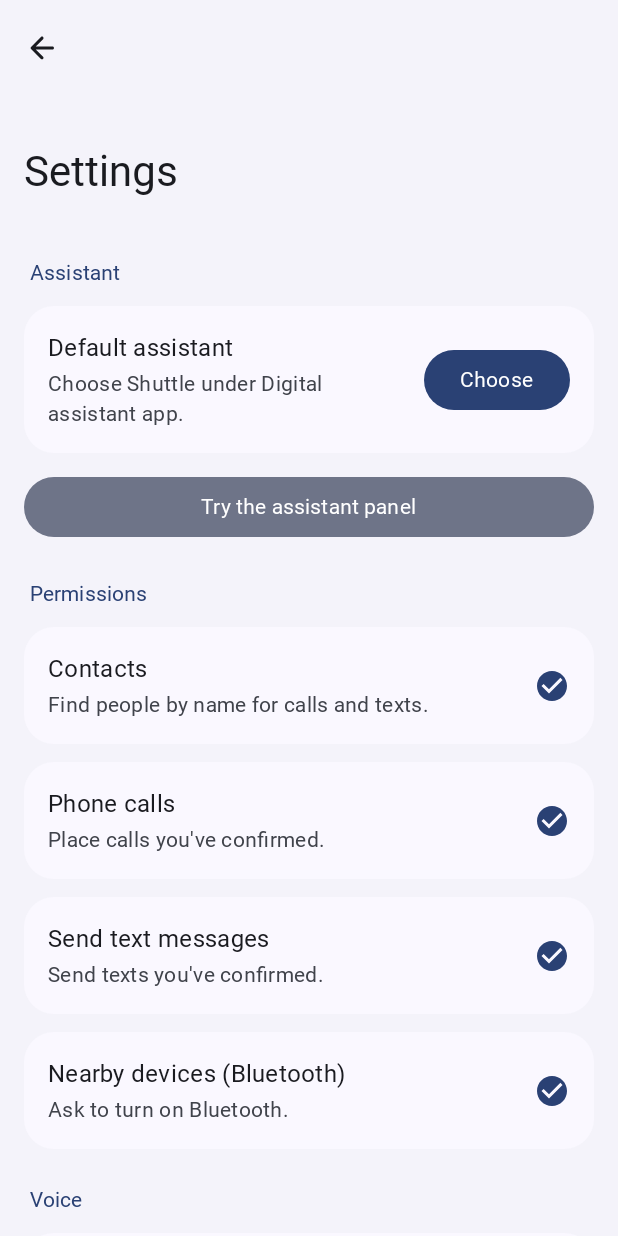
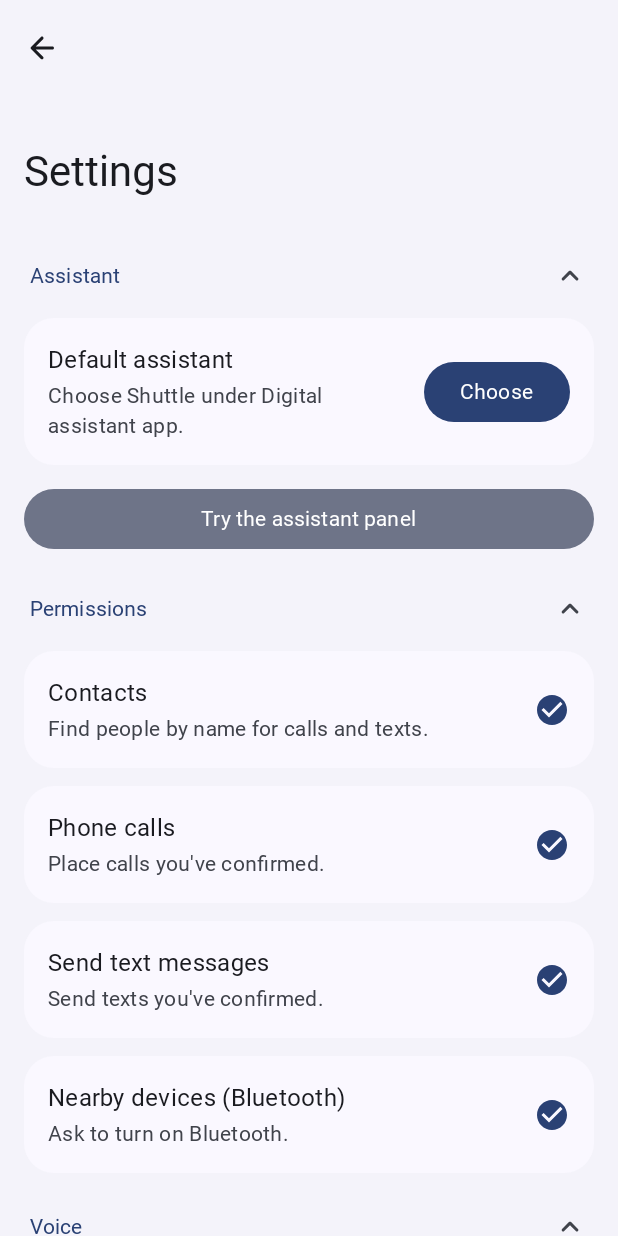
Before and after one commit to jawsh207/Shuttle, an Android app built with Jetpack Compose: the screen it shows after launch (MainActivity), after a tap on "Settings", on a phone screen of 412 x 824 dp. Run offline under Robolectric (Android 15) with nearby library versions, the phone set to English and light mode, and no system bars; Roboto replaces fonts that are not available here; 1 other tap on this screen came first.

Commit message:
Let Settings sections collapse
Each section heading (Assistant, Permissions, Voice, Special access) now
folds its rows away with a chevron that turns as it opens and closes.
While folded, the heading shows a one-line summary ("3 of 4 allowed",
"Listens with Distillery"), so nothing needs opening to check it. The
open or closed state survives rotation and trips to system Settings.

```diff
--- a/app/src/main/java/app/shuttle/assistant/ui/SettingsScreen.kt
+++ b/app/src/main/java/app/shuttle/assistant/ui/SettingsScreen.kt
@@ -6,6 +6,15 @@ import android.os.Build
 import android.provider.Settings
 import androidx.activity.compose.rememberLauncherForActivityResult
 import androidx.activity.result.contract.ActivityResultContracts
+import androidx.compose.animation.AnimatedVisibility
+import androidx.compose.animation.core.animateFloatAsState
+import androidx.compose.foundation.clickable
+import androidx.compose.foundation.layout.ColumnScope
+import androidx.compose.material.icons.rounded.ExpandMore
+import androidx.compose.runtime.mutableStateOf
+import androidx.compose.runtime.saveable.rememberSaveable
+import androidx.compose.ui.draw.clip
+import androidx.compose.ui.draw.rotate
 import androidx.compose.foundation.layout.Arrangement
 import androidx.compose.foundation.layout.Column
 import androidx.compose.foundation.layout.Row
@@ -54,7 +63,8 @@ import app.shuttle.assistant.voice.VoicePrefs
  *
  * Nothing here is required up front. Each tool also asks for its own access the first time
  * it's used; this screen is for granting things ahead of time and checking what's on. Every
- * status is re-read when the user comes back from a system Settings page.
+ * status is re-read when the user comes back from a system Settings page. Each section
+ * collapses from its heading and shows a one-line summary while closed.
  */
 @Composable
 fun SettingsScreen(onBack: () -> Unit) {
@@ -70,6 +80,11 @@ fun SettingsScreen(onBack: () -> Unit) {
     val scroll = TopAppBarDefaults.exitUntilCollapsedScrollBehavior()
     val scrollState = rememberScrollState()
     val voicePrefs = remember { VoicePrefs(context) }
+    // Which sections are open. Outside key(refresh), so returning from Settings keeps them.
+    var assistantOpen by rememberSaveable { mutableStateOf(true) }
+    var permissionsOpen by rememberSaveable { mutableStateOf(true) }
+    var voiceOpen by rememberSaveable { mutableStateOf(true) }
+    var specialOpen by rememberSaveable { mutableStateOf(true) }
     Scaffold(
         modifier = Modifier.nestedScroll(scroll.nestedScrollConnection),
         topBar = {
@@ -92,7 +107,12 @@ fun SettingsScreen(onBack: () -> Unit) {
             // key(refresh): re-read every status after the user comes back from Settings.
             key(refresh) {
                 val isAssistant = context.getSystemService(RoleManager::class.java).isRoleHeld(RoleManager.ROLE_ASSISTANT)
-                Section("Assistant")
+                Section(
+                    "Assistant",
+                    summary = if (isAssistant) "Shuttle is your digital assistant" else "Not set as your digital assistant",
+                    expanded = assistantOpen,
+                    onToggle = { assistantOpen = !assistantOpen },
+                ) {
                     SetupRow(
                         title = "Default assistant",
                         detail = if (isAssistant) {
@@ -110,8 +130,8 @@ fun SettingsScreen(onBack: () -> Unit) {
                         onClick = { context.startActivity(Intent(context, AssistActivity::class.java)) },
                         modifier = Modifier.fillMaxWidth(),
                     ) { Text("Try the assistant panel") }
+                }
 
-                Section("Permissions")
                 val runtime = buildList {
                     add(Access.CONTACTS to "Find people by name for calls and texts.")
                     add(Access.PHONE to "Place calls you've confirmed.")
@@ -120,19 +140,38 @@ fun SettingsScreen(onBack: () -> Unit) {
                         add(Access.NEARBY_DEVICES to "Ask to turn on Bluetooth.")
                     }
                 }
+                Section(
+                    "Permissions",
+                    summary = allowedSummary(runtime.count { context.hasAccess(it.first) }, runtime.size),
+                    expanded = permissionsOpen,
+                    onToggle = { permissionsOpen = !permissionsOpen },
+                ) {
                     for ((access, why) in runtime) {
-                    val granted = context.hasAccess(access)
-                    SetupRow(access.label, why, granted, "Allow") { permissions.launch(access.permissions.toTypedArray()) }
+                        SetupRow(access.label, why, context.hasAccess(access), "Allow") {
+                            permissions.launch(access.permissions.toTypedArray())
+                        }
+                    }
                 }
 
-                Section("Voice")
                 val recognizers = VoicePrefs.recognizers(context)
                 val current = VoicePrefs.currentRecognizer(context)
                 val engines = VoicePrefs.ttsEngines(context)
+                val micOk = context.hasAccess(Access.MICROPHONE)
+                Section(
+                    "Voice",
+                    summary = when {
+                        recognizers.isEmpty() -> "No speech recogniser installed"
+                        !micOk -> "Microphone not allowed yet"
+                        current != null -> "Listens with $current"
+                        else -> "Uses your default voice input"
+                    },
+                    expanded = voiceOpen,
+                    onToggle = { voiceOpen = !voiceOpen },
+                ) {
                     SetupRow(
                         Access.MICROPHONE.label,
                         "Lets your speech recogniser hear you. Shuttle never records on its own.",
-                    context.hasAccess(Access.MICROPHONE),
+                        micOk,
                         "Allow",
                     ) { permissions.launch(Access.MICROPHONE.permissions.toTypedArray()) }
                     SetupRow(
@@ -161,12 +200,18 @@ fun SettingsScreen(onBack: () -> Unit) {
                         voicePrefs.speakReplies = it
                         refresh++
                     }
+                }
 
-                Section("Special access")
                 val special = listOf(
                     Access.DO_NOT_DISTURB to "Turn Do Not Disturb and silent mode on and off.",
                     Access.SYSTEM_SETTINGS to "Change brightness and auto-rotate.",
                 )
+                Section(
+                    "Special access",
+                    summary = allowedSummary(special.count { context.hasAccess(it.first) }, special.size),
+                    expanded = specialOpen,
+                    onToggle = { specialOpen = !specialOpen },
+                ) {
                     for ((access, why) in special) {
                         SetupRow(access.label, why, context.hasAccess(access), "Open") {
                             context.accessSettingsIntent(access)?.let { context.startActivity(it) }
@@ -177,21 +222,59 @@ fun SettingsScreen(onBack: () -> Unit) {
                             "so Shuttle opens the system panel for you to tap.",
                         style = MaterialTheme.typography.bodySmall,
                         color = MaterialTheme.colorScheme.onSurfaceVariant,
-                    modifier = Modifier.padding(horizontal = 4.dp, vertical = 8.dp),
+                        modifier = Modifier.padding(horizontal = 4.dp, vertical = 4.dp),
                     )
                 }
             }
         }
     }
+}
 
+private fun allowedSummary(allowed: Int, total: Int) = when (allowed) {
+    total -> "All allowed"
+    0 -> "None allowed yet"
+    else -> "$allowed of $total allowed"
+}
+
+/**
+ * A section heading that collapses its rows: tap the heading (or its chevron) to hide or show
+ * them. While collapsed, [summary] says how things stand, so nothing needs opening to check.
+ */
 @Composable
-private fun Section(title: String) {
-    Text(
-        title,
-        style = MaterialTheme.typography.titleSmall,
-        color = MaterialTheme.colorScheme.primary,
-        modifier = Modifier.padding(start = 4.dp, top = 12.dp),
+private fun Section(
+    title: String,
+    summary: String,
+    expanded: Boolean,
+    onToggle: () -> Unit,
+    content: @Composable ColumnScope.() -> Unit,
+) {
+    val rotation by animateFloatAsState(if (expanded) 180f else 0f, MaterialTheme.motionScheme.defaultEffectsSpec(), label = "chevron")
+    Column(verticalArrangement = Arrangement.spacedBy(12.dp)) {
+        Row(
+            Modifier
+                .fillMaxWidth()
+                .clip(RoundedCornerShape(16.dp))
+                .clickable(onClickLabel = if (expanded) "Collapse" else "Expand", onClick = onToggle)
+                .padding(start = 4.dp, top = 12.dp, bottom = 4.dp, end = 4.dp),
+            verticalAlignment = Alignment.CenterVertically,
+        ) {
+            Column(Modifier.weight(1f)) {
+                Text(title, style = MaterialTheme.typography.titleSmall, color = MaterialTheme.colorScheme.primary)
+                AnimatedVisibility(visible = !expanded) {
+                    Text(summary, style = MaterialTheme.typography.bodyMedium, color = MaterialTheme.colorScheme.onSurfaceVariant)
+                }
+            }
+            Icon(
+                Icons.Rounded.ExpandMore,
+                contentDescription = null,
+                tint = MaterialTheme.colorScheme.onSurfaceVariant,
+                modifier = Modifier.rotate(rotation),
             )
+        }
+        AnimatedVisibility(visible = expanded) {
+            Column(verticalArrangement = Arrangement.spacedBy(12.dp), content = content)
+        }
+    }
 }
 
 @Composable
```
Also changed, not shown: 1 other file. Lines whose indentation alone changed are shown as unchanged.
